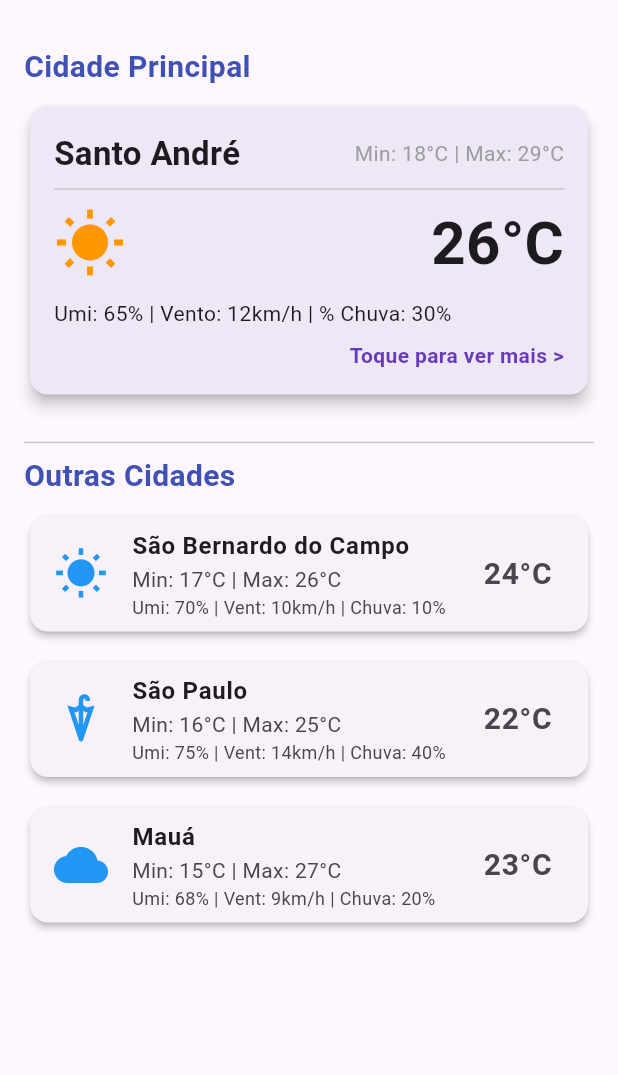
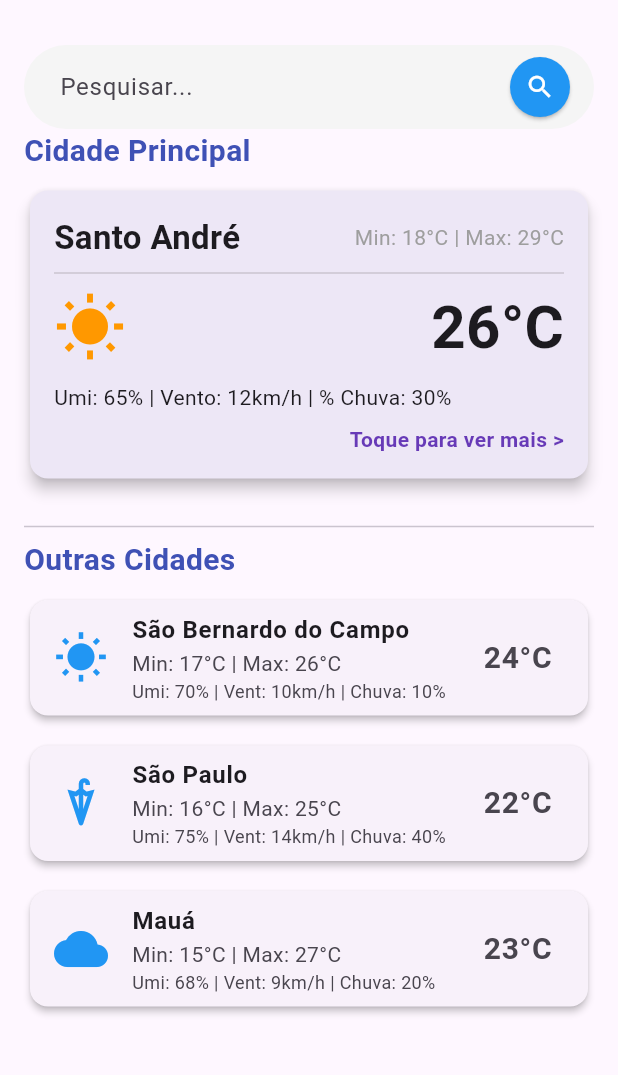
Before and after one commit to israalbuquerque/Projeto_App_clima_tempo, a Flutter app: the HomeScreen screen opened directly, on a phone screen of 412 x 824 dp, the part 63-1138 px from its top. Run offline on Flutter 3.47's test engine with Material 3 defaults, Android fonts, the phone set to English and light mode, and no system bars.

Commit message:
Adicionada uma barra de pesquisa a pagina home.

```diff
--- a/lib/screens/clima_atual.dart
+++ b/lib/screens/clima_atual.dart
@@ -315,8 +315,39 @@ class HomeScreen extends StatelessWidget {
       body: ListView(
         padding: const EdgeInsets.all(16),
         children: [
+          TextField(
+            decoration: InputDecoration(
+              hintText: 'Pesquisar...',
+              filled: true,
+              fillColor: Colors.grey[100],
+              contentPadding: const EdgeInsets.symmetric(
+                horizontal: 20,
+                vertical: 14,
+              ),
+
+              border: OutlineInputBorder(
+                borderRadius: BorderRadius.circular(30),
+                borderSide: BorderSide.none,
+              ),
+              suffixIcon: Padding(
+                padding: const EdgeInsetsGeometry.all(4.0),
+                child: ElevatedButton(
+                  onPressed: () {
+                    print('Pesquisando');
+                  },
+                  style: ElevatedButton.styleFrom(
+                    shape: const CircleBorder(),
+                    padding: const EdgeInsets.all(10),
+                    backgroundColor: Colors.blue,
+                    foregroundColor: Colors.white,
+                  ),
+                  child: const Icon(Icons.search, size: 20),
+                ),
+              ),
+            ),
+          ),
           // Cidade Principal (Destaque)
-          const TituloSecao(titulo: 'Cidade Principal'),
+          TituloSecao(titulo: 'Cidade Principal'),
           const SizedBox(height: 8),
           GestureDetector(
             onTap: () {
```
